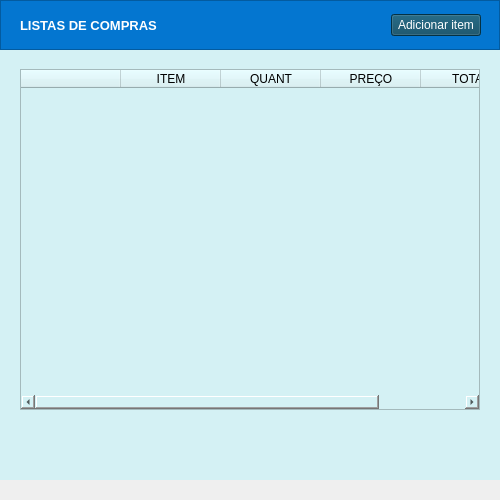
Above: Lucas-Veloso/listas.ui from LucVeloso/Qt before the change. Below: the same form after it.
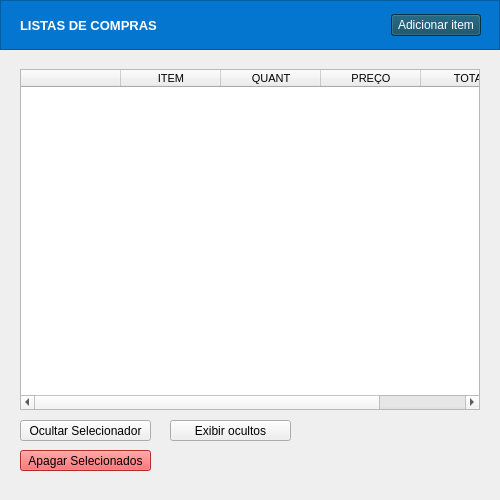
That is the form after the change. The open tabs and pages were chosen to show the change. Icons and pictures are not drawn.

```diff
--- a/Lucas-Veloso/listas.ui
+++ b/Lucas-Veloso/listas.ui
@@ -39,7 +39,8 @@
      </rect>
     </property>
     <property name="styleSheet">
-     <string notr="true">background-color:rgb(212, 241, 244)</string>
+     <string notr="true">
+</string>
     </property>
     <property name="currentIndex">
      <number>0</number>
@@ -309,6 +310,48 @@
        </property>
       </column>
      </widget>
+     <widget class="QPushButton" name="btnOcultarSelecionados">
+      <property name="geometry">
+       <rect>
+        <x>20</x>
+        <y>420</y>
+        <width>131</width>
+        <height>21</height>
+       </rect>
+      </property>
+      <property name="text">
+       <string>Ocultar Selecionador</string>
+      </property>
+     </widget>
+     <widget class="QPushButton" name="btnApagarSelecionados">
+      <property name="geometry">
+       <rect>
+        <x>20</x>
+        <y>450</y>
+        <width>131</width>
+        <height>21</height>
+       </rect>
+      </property>
+      <property name="styleSheet">
+       <string notr="true">background-color: rgb(255, 57, 57);</string>
+      </property>
+      <property name="text">
+       <string>Apagar Selecionados</string>
+      </property>
+     </widget>
+     <widget class="QPushButton" name="ExibirOcultos">
+      <property name="geometry">
+       <rect>
+        <x>170</x>
+        <y>420</y>
+        <width>121</width>
+        <height>21</height>
+       </rect>
+      </property>
+      <property name="text">
+       <string>Exibir ocultos</string>
+      </property>
+     </widget>
     </widget>
     <widget class="QWidget" name="listaDeTarefas">
      <widget class="QFrame" name="topBarListaDeTarefas">
```
Left out of the diff: 2 changed lines with no effect on the pictures.
